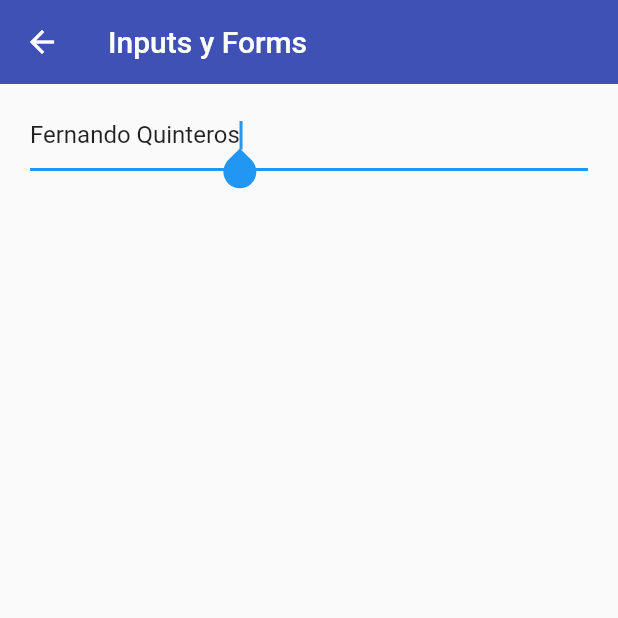
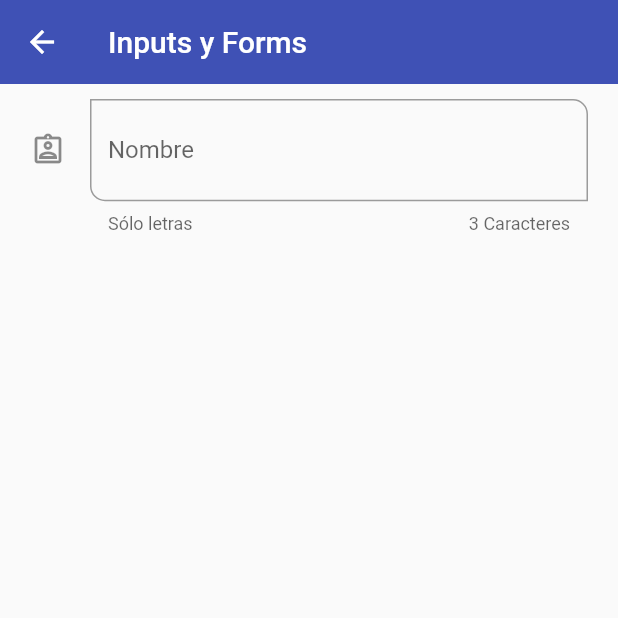
Before and after one commit to devferx/fl-components, a Flutter app: the InputsScreen screen opened by its route, on a phone screen of 412 x 824 dp, the top half of it. Run offline on Flutter 3.47's test engine with Material 2 defaults, Android fonts, the phone set to English and light mode, and no system bars.

Commit message:
TextFormFields - Personalización

```diff
--- a/lib/screens/inputs_screen.dart
+++ b/lib/screens/inputs_screen.dart
@@ -15,12 +15,35 @@ class InputsScreen extends StatelessWidget {
           child: Column(
             children: [
               TextFormField(
-                autofocus: true,
-                initialValue: 'Fernando Quinteros',
+                autofocus: false,
+                initialValue: '',
                 textCapitalization: TextCapitalization.words,
                 onChanged: (value) {
                   print('value: $value');
                 },
+                validator: (value) {
+                  if (value == null) return 'Este campo es requerido';
+                  return value.length < 3 ? 'Minimo 3 caracteres' : null;
+                },
+                autovalidateMode: AutovalidateMode.onUserInteraction,
+                decoration: const InputDecoration(
+                  hintText: 'Nombre del usuario',
+                  labelText: 'Nombre',
+                  helperText: 'Sólo letras',
+                  counterText: '3 Caracteres',
+                  // prefixIcon: Icon(Icons.verified_user_outlined),
+                  suffix: Icon(Icons.group_outlined),
+                  icon: Icon(Icons.assignment_ind_outlined),
+                  focusedBorder: OutlineInputBorder(
+                    borderSide: BorderSide(color: Colors.green),
+                  ),
+                  border: OutlineInputBorder(
+                    borderRadius: BorderRadius.only(
+                      bottomLeft: Radius.circular(10),
+                      topRight: Radius.circular(10),
+                    ),
+                  ),
+                ),
               ),
             ],
           ),
```
